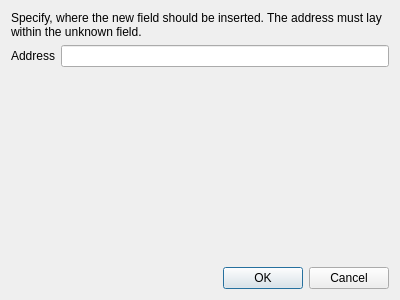
The window that src/splitfieldpatterndialog.ui (dmr-tools/anytone-emu) describes before a commit, drawn with Qt 5.
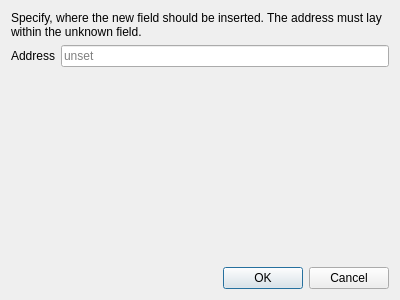
The same window after the commit. Custom widgets are drawn as their Qt base class.

Diff of the .ui file:
```diff
--- a/src/splitfieldpatterndialog.ui
+++ b/src/splitfieldpatterndialog.ui
@@ -37,7 +37,11 @@
       </widget>
      </item>
      <item>
-      <widget class="QLineEdit" name="address"/>
+      <widget class="QLineEdit" name="address">
+       <property name="placeholderText">
+        <string>unset</string>
+       </property>
+      </widget>
      </item>
     </layout>
    </item>
```
Left out of the diff: 6 changed lines with no effect on the pictures.
